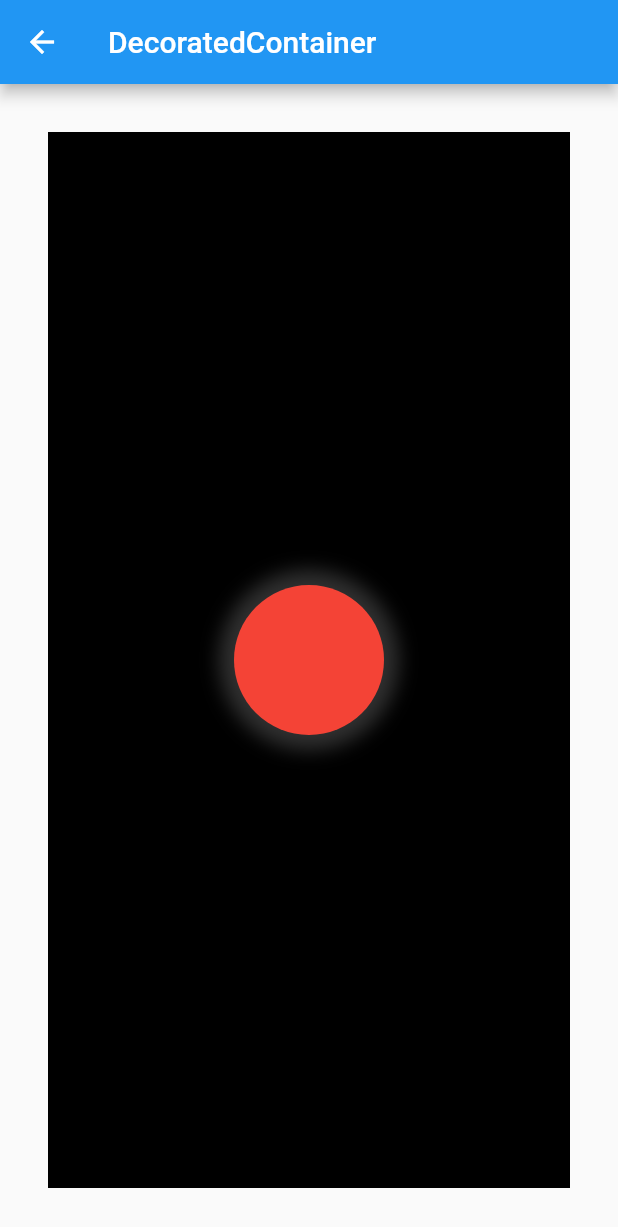
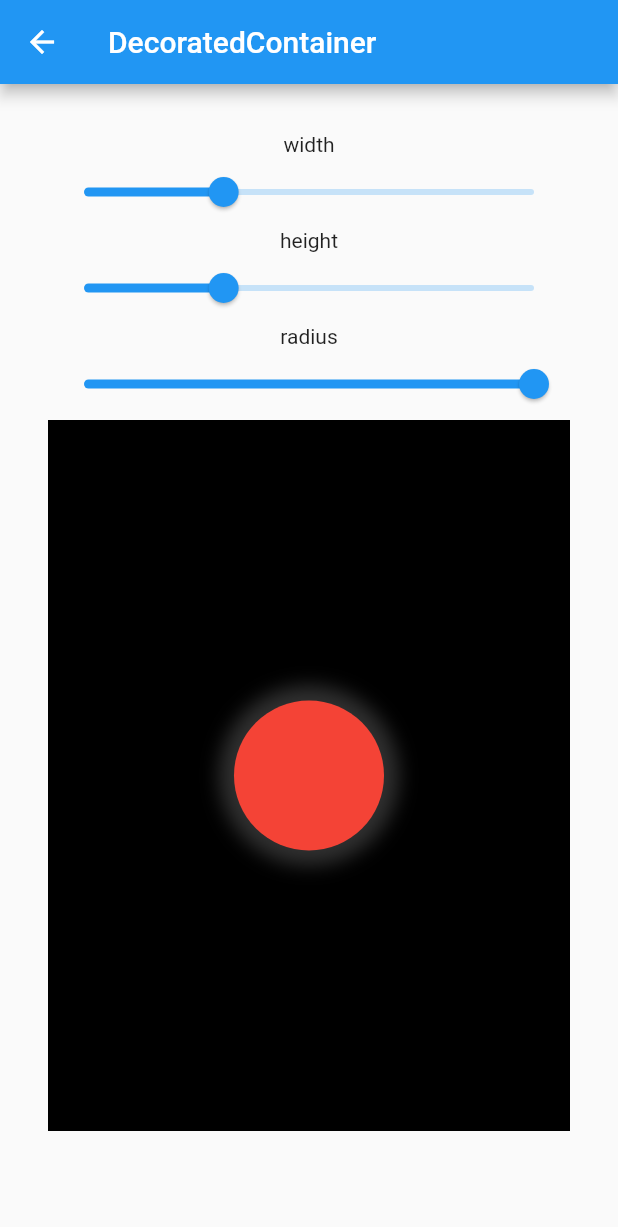
Before and after one commit to navitel-dev/custom-widgets, a Flutter app: the screen it shows after launch, after a tap on "DecoratedContainer", on a phone screen of 412 x 824 dp. Shown: the top 1227 px of the screen. Run offline on Flutter 3.47's test engine with Material 2 defaults, Android fonts, the phone set to English and light mode, and no system bars.

Commit message:
Add demo with sliders for DecoratedContainer

```diff
--- a/lib/container/decorated_container_demo.dart
+++ b/lib/container/decorated_container_demo.dart
@@ -14,22 +14,46 @@ class DecoratedContainerDemo extends DemoWidget {
 }
 
 class _DecoratedContainerDemoState extends DemoWidgetState {
+  var _fractionWidth = 100.0;
+  var _fractionHeight = 100.0;
+  var _fractionRadius = 100.0;
+
   @override
   Widget buildContent() {
-    return Container(
+    return Column(children: [
+      const Text("width"),
+      Slider(
+          min: 10,
+          max: 300,
+          value: _fractionWidth,
+          onChanged: (value) => setState(() => _fractionWidth = value)),
+      const Text("height"),
+      Slider(
+          min: 10,
+          max: 300,
+          value: _fractionHeight,
+          onChanged: (value) => setState(() => _fractionHeight = value)),
+      const Text('radius'),
+      Slider(
+          min: 0,
+          max: 100,
+          value: _fractionRadius,
+          onChanged: (value) => setState(() => _fractionRadius = value)),
+      Container(
           width: MediaQuery.of(context).size.width,
-        height: MediaQuery.of(context).size.height,
+          height: MediaQuery.of(context).size.height - 350,
           color: Colors.black,
           child: Center(
             child: DecoratedContainer(
               colorShadow: Colors.grey.withOpacity(0.3),
               spreadRadius: 10,
               blurRadius: 10,
-            width: 100,
-            height: 100,
+              width: _fractionWidth,
+              height: _fractionHeight,
               color: Colors.red,
-            radius: 80,
+              radius: _fractionRadius,
             ),
-        ));
+          ))
+    ]);
   }
 }
```
Lines whose indentation alone changed are shown as unchanged.
